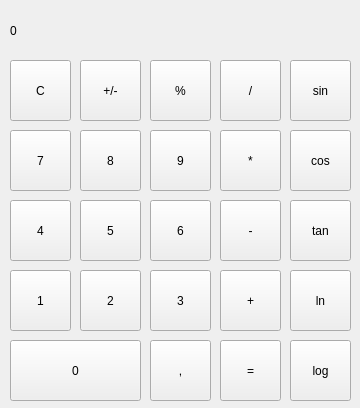
Before: the Qt Designer form mainwindow.ui in GodfreyII/caclulator, drawn with Qt 5.
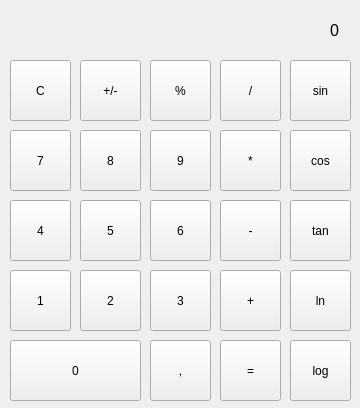
After: the same form once the commit is applied.

Commit message: Implemented several buttons.

Diff of the .ui file:
```diff
--- a/mainwindow.ui
+++ b/mainwindow.ui
@@ -19,13 +19,42 @@
      <rect>
       <x>10</x>
       <y>0</y>
-      <width>241</width>
+      <width>331</width>
       <height>61</height>
      </rect>
     </property>
+    <property name="font">
+     <font>
+      <family>Liberation Sans</family>
+      <pointsize>12</pointsize>
+      <weight>50</weight>
+      <bold>false</bold>
+     </font>
+    </property>
+    <property name="lineWidth">
+     <number>1</number>
+    </property>
     <property name="text">
      <string>0</string>
     </property>
+    <property name="textFormat">
+     <enum>Qt::AutoText</enum>
+    </property>
+    <property name="scaledContents">
+     <bool>false</bool>
+    </property>
+    <property name="alignment">
+     <set>Qt::AlignRight|Qt::AlignTrailing|Qt::AlignVCenter</set>
+    </property>
+    <property name="wordWrap">
+     <bool>false</bool>
+    </property>
+    <property name="margin">
+     <number>0</number>
+    </property>
+    <property name="indent">
+     <number>2</number>
+    </property>
    </widget>
    <widget class="QPushButton" name="pushButton">
     <property name="geometry">
@@ -105,22 +134,22 @@
      <string>9</string>
     </property>
    </widget>
-   <widget class="QPushButton" name="pushButton_7">
-    <property name="geometry">
-     <rect>
-      <x>80</x>
-      <y>130</y>
-      <width>61</width>
-      <height>61</height>
-     </rect>
-    </property>
-    <property name="text">
-     <string>8</string>
-    </property>
-   </widget>
    <widget class="QPushButton" name="pushButton_8">
     <property name="geometry">
      <rect>
+      <x>80</x>
+      <y>130</y>
+      <width>61</width>
+      <height>61</height>
+     </rect>
+    </property>
+    <property name="text">
+     <string>8</string>
+    </property>
+   </widget>
+   <widget class="QPushButton" name="pushButton_7">
+    <property name="geometry">
+     <rect>
       <x>10</x>
       <y>130</y>
       <width>61</width>
```
Left out of the diff: 44 changed lines with no effect on the pictures.
